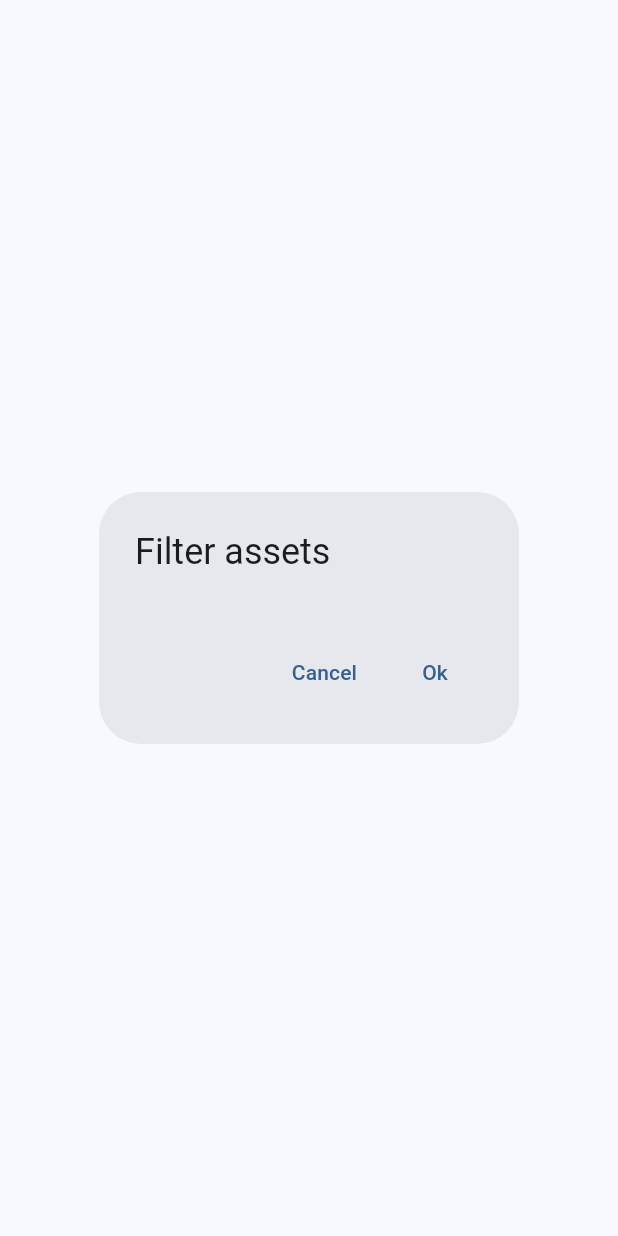
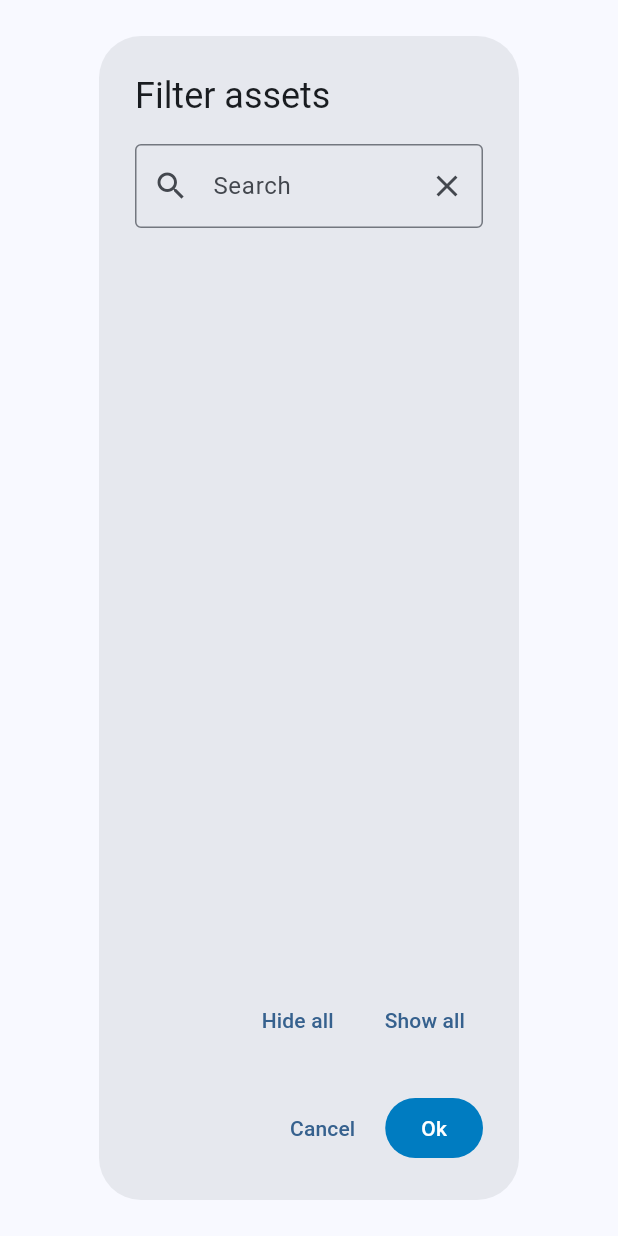
Before and after one commit to kjacmenja21/indoorlocalization_mobile_app, a Flutter app: the AssetFilterDialog widget shown alone on an empty page, opened directly with empty values, on a phone screen of 412 x 824 dp. Run offline on Flutter 3.47's test engine with Material 3 defaults, Android fonts, the light colour scheme and no system bars; our stand-ins replace flutter_svg, font_awesome_flutter, go_router, multicast_dns, shared_preferences; missing offline and left inert: mqtt_client; accounts and stored records are empty; network calls fail.

Commit message:
Refactor asset filter logic

```diff
--- a/il_app/lib/ui/pages/asset_dashboard_page.dart
+++ b/il_app/lib/ui/pages/asset_dashboard_page.dart
@@ -33,15 +33,15 @@ class AssetDashboardPage extends StatelessWidget {
   Future<void> openAssetFilterDialog(BuildContext context) async {
     var model = context.read<AssetDashboardPageViewModel>();
 
-    bool? result = await showDialog(
+    List<bool>? result = await showDialog(
       context: context,
       builder: (context) => AssetFilterDialog(
         assets: model.assets,
       ),
     );
 
-    if (result == true) {
-      model.showAssets();
+    if (result != null) {
+      model.updateAssetVisibility(result);
     }
   }
 
--- a/il_app/lib/ui/widgets/asset_filter_dialog.dart
+++ b/il_app/lib/ui/widgets/asset_filter_dialog.dart
@@ -1,6 +1,7 @@
 import 'package:flutter/material.dart';
 import 'package:font_awesome_flutter/font_awesome_flutter.dart';
 import 'package:il_core/il_entities.dart';
+import 'package:il_core/il_widgets.dart';
 
 class AssetFilterDialog extends StatefulWidget {
   final List<Asset> assets;
@@ -15,31 +16,41 @@ class AssetFilterDialog extends StatefulWidget {
 }
 
 class _AssetFilterDialogState extends State<AssetFilterDialog> {
+  final tcSearch = TextEditingController();
+
   late List<Asset> assets;
-  late List<bool> visibility;
 
   @override
   void initState() {
     super.initState();
-    assets = widget.assets;
-    visibility = assets.map((e) => e.visible).toList();
+    assets = widget.assets.map((e) => e.copy()).toList();
   }
 
-  void changeVisibility(int index) {
+  void changeVisibility(Asset asset) {
     setState(() {
-      visibility[index] = !visibility[index];
+      asset.visible = !asset.visible;
+    });
+  }
+
+  void onHideAll() {
+    setState(() {
+      for (var e in assets) {
+        e.visible = false;
+      }
+    });
+  }
+
+  void onShowAll() {
+    setState(() {
+      for (var e in assets) {
+        e.visible = true;
+      }
     });
   }
 
   void onApply() {
-    for (var i = 0; i < assets.length; i++) {
-      var asset = assets[i];
-      var visible = visibility[i];
-
-      asset.visible = visible;
-    }
-
-    Navigator.of(context).pop(true);
+    List<bool> visibility = assets.map((e) => e.visible).toList();
+    Navigator.of(context).pop(visibility);
   }
 
   void onCancel() {
@@ -51,9 +62,43 @@ class _AssetFilterDialogState extends State<AssetFilterDialog> {
     return AlertDialog(
       title: const Text('Filter assets'),
       content: Column(
+        crossAxisAlignment: CrossAxisAlignment.start,
         mainAxisSize: MainAxisSize.min,
         children: [
-          ...buildAssetWidgets(assets),
+          CustomSearchBar(controller: tcSearch),
+          const SizedBox(height: 20),
+          Expanded(
+            child: SingleChildScrollView(
+              child: Column(
+                mainAxisSize: MainAxisSize.min,
+                children: assets.map((asset) {
+                  return ListTile(
+                    title: Text(asset.name),
+                    leading: const FaIcon(FontAwesomeIcons.box),
+                    trailing: IconButton(
+                      onPressed: () => changeVisibility(asset),
+                      icon: getVisibilityIcon(asset.visible),
+                    ),
+                  );
+                }).toList(),
+              ),
+            ),
+          ),
+          const SizedBox(height: 20),
+          Row(
+            mainAxisAlignment: MainAxisAlignment.end,
+            children: [
+              TextButton(
+                onPressed: () => onHideAll(),
+                child: const Text('Hide all'),
+              ),
+              const SizedBox(width: 10),
+              TextButton(
+                onPressed: () => onShowAll(),
+                child: const Text('Show all'),
+              ),
+            ],
+          ),
         ],
       ),
       actions: [
@@ -61,32 +106,12 @@ class _AssetFilterDialogState extends State<AssetFilterDialog> {
           onPressed: () => onCancel(),
           child: const Text('Cancel'),
         ),
-        TextButton(
+        FilledButton(
           onPressed: () => onApply(),
           child: const Text('Ok'),
         ),
       ],
     );
-  }
-
-  List<Widget> buildAssetWidgets(List<Asset> assets) {
-    var children = <Widget>[];
-
-    for (var i = 0; i < assets.length; i++) {
-      var asset = assets[i];
-      var visible = visibility[i];
-
-      children.add(ListTile(
-        title: Text(asset.name),
-        leading: const FaIcon(FontAwesomeIcons.box),
-        trailing: IconButton(
-          onPressed: () => changeVisibility(i),
-          icon: getVisibilityIcon(visible),
-        ),
-      ));
-    }
-
-    return children;
   }
 
   Widget getVisibilityIcon(bool visible) {
@@ -96,4 +121,10 @@ class _AssetFilterDialogState extends State<AssetFilterDialog> {
       return const FaIcon(FontAwesomeIcons.eyeSlash);
     }
   }
+
+  @override
+  void dispose() {
+    tcSearch.dispose();
+    super.dispose();
+  }
 }
```
Also changed, not shown: il_app/lib/logic/vm/asset_dashboard_page_view_model.dart (+13 -0 lines).
